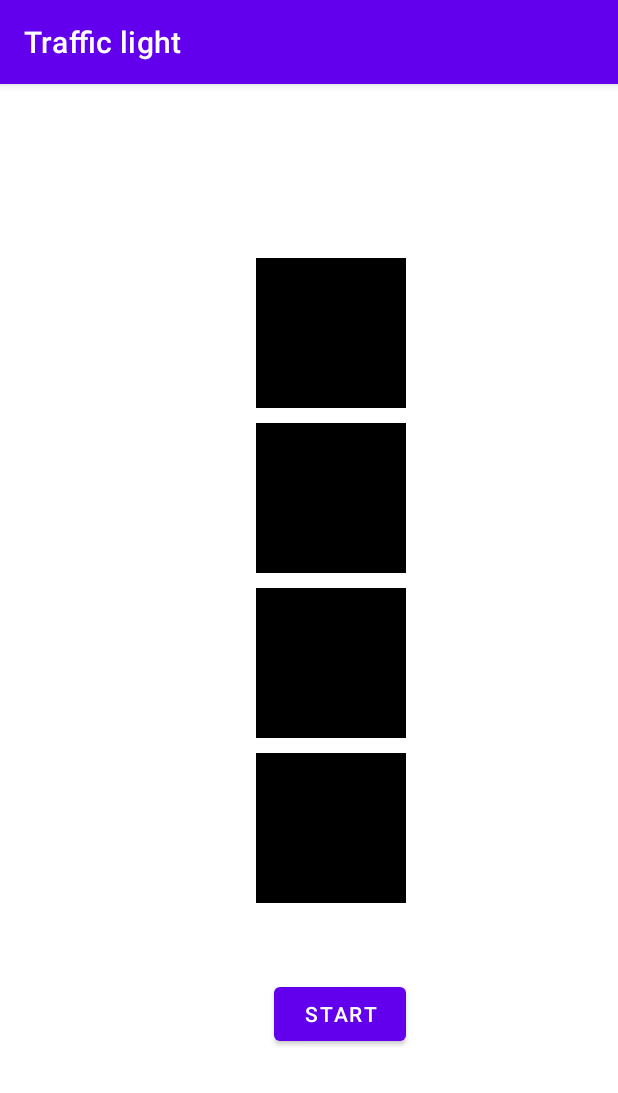
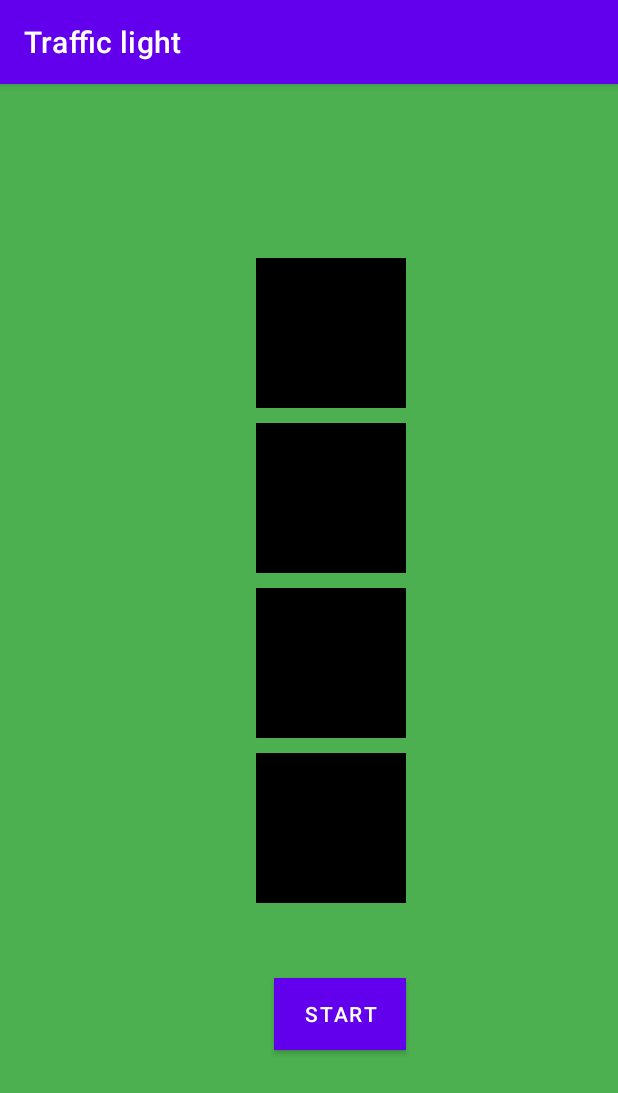
Before and after one commit to Nurbek-Ba/my-app-traffic, an Android app: the MainActivity screen opened directly, with no data from a screen before it, on a phone screen of 412 x 824 dp. Shown: the top 1093 px of the screen. Run offline under Robolectric (Android 15) with nearby library versions, the phone set to English and light mode, and no system bars.

Commit message:
Backgroundcolor changed

```diff
--- a/app/src/main/res/layout/activity_main.xml
+++ b/app/src/main/res/layout/activity_main.xml
@@ -3,6 +3,7 @@
     xmlns:app="http://schemas.android.com/apk/res-auto"
     xmlns:tools="http://schemas.android.com/tools"
     android:layout_width="match_parent"
+    android:background="@color/green"
     android:layout_height="match_parent"
     tools:context=".MainActivity">
 
@@ -59,8 +60,12 @@
         android:layout_width="wrap_content"
         android:layout_height="wrap_content"
         android:layout_marginTop="160dp"
+        android:background="#FF5722"
         android:onClick="onClickStart"
+        android:shadowColor="#C56E6E"
         android:text="START"
+        android:textColor="#FFFFFF"
+        android:textColorHighlight="#FFFFFF"
         app:layout_constraintEnd_toEndOf="parent"
         app:layout_constraintHorizontal_bias="0.563"
         app:layout_constraintStart_toStartOf="parent"
```
